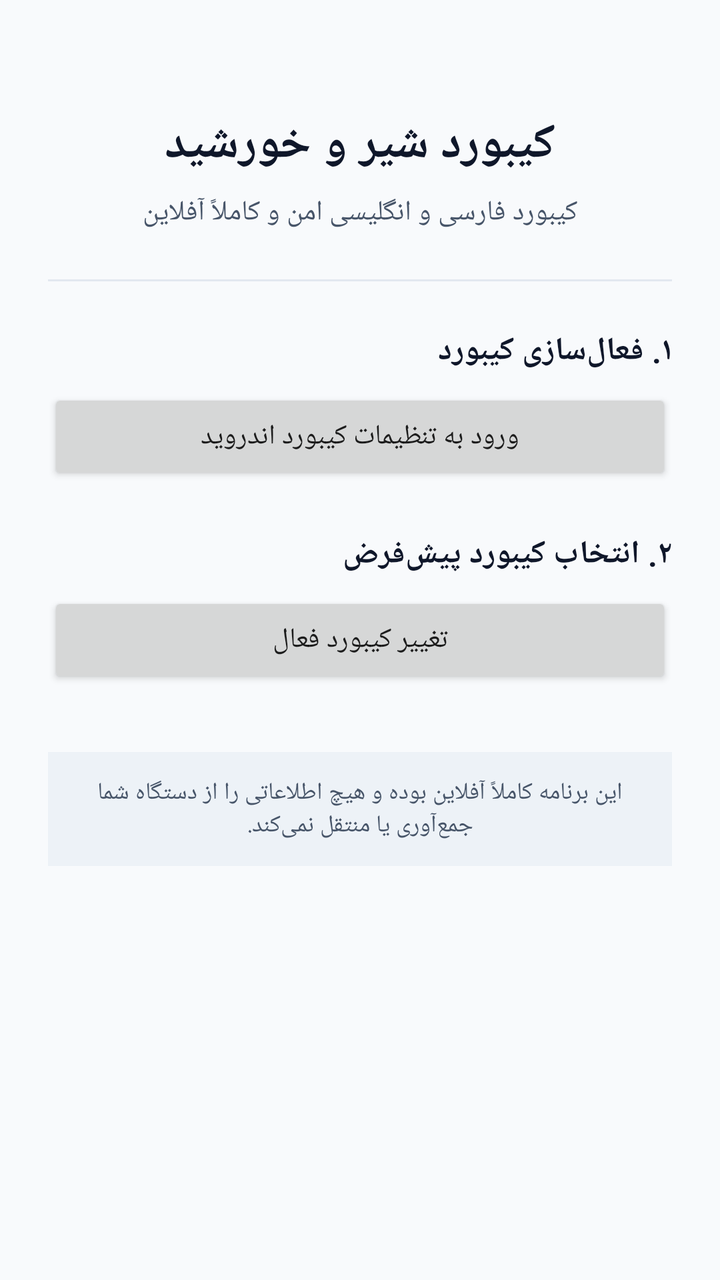
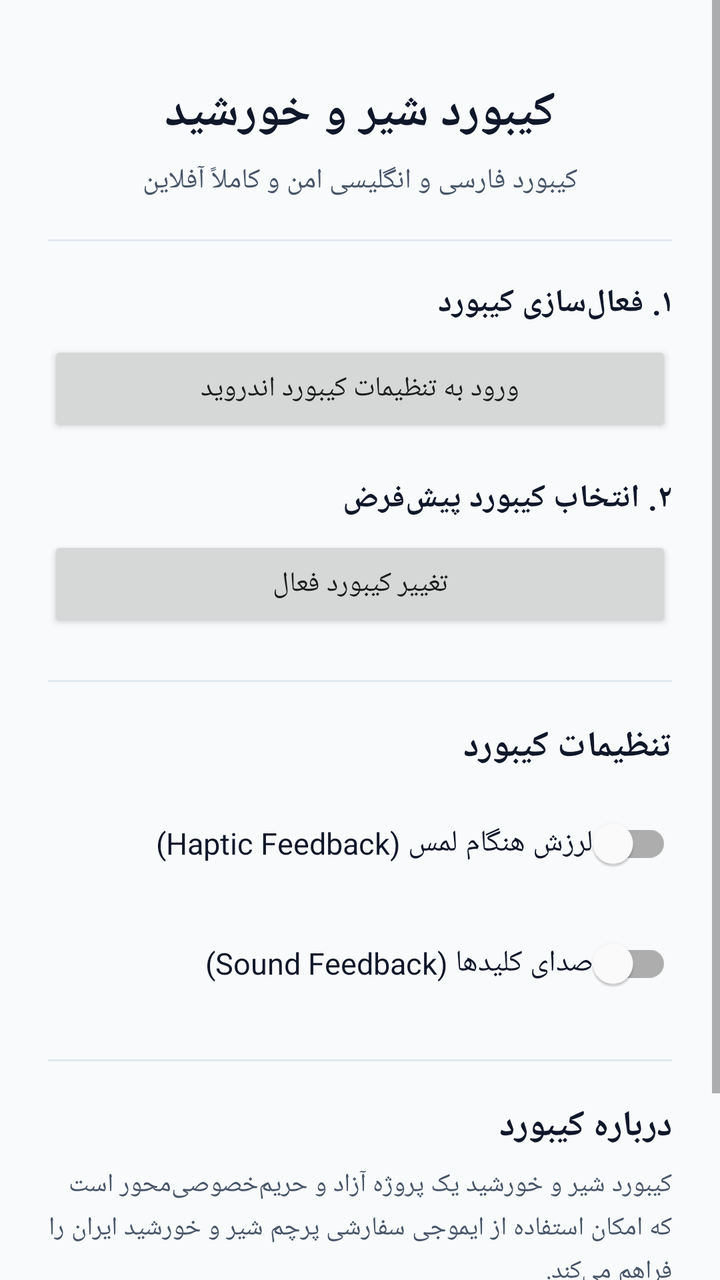

Two renders of the same Android screen: before a commit and after it. Below are the layout's source before the change and the commit's diff.
<!-- AndroidManifest.xml: application theme Theme.ShiroKhorshid -->
<!-- res/layout/activity_main.xml -->
<?xml version="1.0" encoding="utf-8"?>
<ScrollView xmlns:android="http://schemas.android.com/apk/res/android"
    android:layout_width="match_parent"
    android:layout_height="match_parent"
    android:fillViewport="true"
    android:background="@color/background">

    <LinearLayout
        android:layout_width="match_parent"
        android:layout_height="wrap_content"
        android:orientation="vertical"
        android:padding="24dp"
        android:gravity="center_horizontal">

        <TextView
            android:layout_width="wrap_content"
            android:layout_height="wrap_content"
            android:text="@string/welcome_title"
            android:textSize="24sp"
            android:textStyle="bold"
            android:textColor="@color/text_primary"
            android:layout_marginTop="32dp" />

        <TextView
            android:layout_width="wrap_content"
            android:layout_height="wrap_content"
            android:text="@string/welcome_subtitle"
            android:textSize="14sp"
            android:textColor="@color/text_secondary"
            android:layout_marginTop="8dp"
            android:gravity="center" />

        <View
            android:layout_width="match_parent"
            android:layout_height="1dp"
            android:background="#E2E8F0"
            android:layout_marginTop="24dp"
            android:layout_marginBottom="24dp" />

        <TextView
            android:layout_width="match_parent"
            android:layout_height="wrap_content"
            android:text="@string/step_1_title"
            android:textSize="16sp"
            android:textStyle="bold"
            android:textColor="@color/text_primary"
            android:layout_marginBottom="8dp" />

        <Button
            android:id="@+id/btnEnableKeyboard"
            android:layout_width="match_parent"
            android:layout_height="wrap_content"
            android:text="@string/btn_enable_keyboard"
            android:padding="12dp"
            android:layout_marginBottom="24dp" />

        <TextView
            android:layout_width="match_parent"
            android:layout_height="wrap_content"
            android:text="@string/step_2_title"
            android:textSize="16sp"
            android:textStyle="bold"
            android:textColor="@color/text_primary"
            android:layout_marginBottom="8dp" />

        <Button
            android:id="@+id/btnSelectKeyboard"
            android:layout_width="match_parent"
            android:layout_height="wrap_content"
            android:text="@string/btn_select_keyboard"
            android:padding="12dp"
            android:layout_marginBottom="32dp" />

        <TextView
            android:layout_width="match_parent"
            android:layout_height="wrap_content"
            android:text="@string/privacy_notice"
            android:textSize="12sp"
            android:textColor="@color/text_secondary"
            android:gravity="center"
            android:padding="12dp"
            android:background="#EDF2F7" />

    </LinearLayout>
</ScrollView>
<!-- resources referenced by this layout -->
<resources>
  <color name="background">#F8FAFC</color>
  <color name="text_primary">#0F172A</color>
  <color name="text_secondary">#475569</color>
  <string name="btn_enable_keyboard">ورود به تنظیمات کیبورد اندروید</string>
  <string name="btn_select_keyboard">تغییر کیبورد فعال</string>
  <string name="privacy_notice">این برنامه کاملاً آفلاین بوده و هیچ اطلاعاتی را از دستگاه شما جمع‌آوری یا منتقل نمی‌کند.</string>
  <string name="step_1_title">۱. فعال‌سازی کیبورد</string>
  <string name="step_2_title">۲. انتخاب کیبورد پیش‌فرض</string>
  <string name="welcome_subtitle">کیبورد فارسی و انگلیسی امن و کاملاً آفلاین</string>
  <string name="welcome_title">کیبورد شیر و خورشید</string>
  <style name="Theme.ShiroKhorshid" parent="Theme.MaterialComponents.DayNight.NoActionBar">
          <item name="colorPrimary">@color/primary</item>
          <item name="colorPrimaryDark">@color/primary_dark</item>
          <item name="colorAccent">@color/accent</item>
          <item name="android:windowBackground">@color/background</item>
      </style>
  <color name="primary">#1A73E8</color>
  <color name="primary_dark">#1557B0</color>
  <color name="accent">#D97706</color>
</resources>

<!-- the commit's change to res/layout/activity_main.xml (unified diff, before → after) -->
@@ -19,7 +19,7 @@
             android:textSize="24sp"
             android:textStyle="bold"
             android:textColor="@color/text_primary"
-            android:layout_marginTop="32dp" />
+            android:layout_marginTop="16dp" />
 
         <TextView
             android:layout_width="wrap_content"
@@ -34,8 +34,8 @@
             android:layout_width="match_parent"
             android:layout_height="1dp"
             android:background="#E2E8F0"
-            android:layout_marginTop="24dp"
-            android:layout_marginBottom="24dp" />
+            android:layout_marginTop="20dp"
+            android:layout_marginBottom="20dp" />
 
         <TextView
             android:layout_width="match_parent"
@@ -52,7 +52,7 @@
             android:layout_height="wrap_content"
             android:text="@string/btn_enable_keyboard"
             android:padding="12dp"
-            android:layout_marginBottom="24dp" />
+            android:layout_marginBottom="20dp" />
 
         <TextView
             android:layout_width="match_parent"
@@ -69,7 +69,64 @@
             android:layout_height="wrap_content"
             android:text="@string/btn_select_keyboard"
             android:padding="12dp"
-            android:layout_marginBottom="32dp" />
+            android:layout_marginBottom="24dp" />
+
+        <View
+            android:layout_width="match_parent"
+            android:layout_height="1dp"
+            android:background="#E2E8F0"
+            android:layout_marginBottom="20dp" />
+
+        <TextView
+            android:layout_width="match_parent"
+            android:layout_height="wrap_content"
+            android:text="@string/settings_title"
+            android:textSize="18sp"
+            android:textStyle="bold"
+            android:textColor="@color/text_primary"
+            android:layout_marginBottom="12dp" />
+
+        <com.google.android.material.switchmaterial.SwitchMaterial
+            android:id="@+id/switchHaptic"
+            android:layout_width="match_parent"
+            android:layout_height="wrap_content"
+            android:text="@string/setting_haptic_title"
+            android:textColor="@color/text_primary"
+            android:textSize="15sp"
+            android:layout_marginBottom="12dp" />
+
+        <com.google.android.material.switchmaterial.SwitchMaterial
+            android:id="@+id/switchSound"
+            android:layout_width="match_parent"
+            android:layout_height="wrap_content"
+            android:text="@string/setting_sound_title"
+            android:textColor="@color/text_primary"
+            android:textSize="15sp"
+            android:layout_marginBottom="24dp" />
+
+        <View
+            android:layout_width="match_parent"
+            android:layout_height="1dp"
+            android:background="#E2E8F0"
+            android:layout_marginBottom="20dp" />
+
+        <TextView
+            android:layout_width="match_parent"
+            android:layout_height="wrap_content"
+            android:text="@string/about_title"
+            android:textSize="18sp"
+            android:textStyle="bold"
+            android:textColor="@color/text_primary"
+            android:layout_marginBottom="8dp" />
+
+        <TextView
+            android:layout_width="match_parent"
+            android:layout_height="wrap_content"
+            android:text="@string/about_description"
+            android:textSize="13sp"
+            android:textColor="@color/text_secondary"
+            android:lineSpacingExtra="4dp"
+            android:layout_marginBottom="24dp" />
 
         <TextView
             android:layout_width="match_parent"
<!-- resource entries referenced after the edit -->
@@ -3,9 +3,14 @@
   <color name="background">#F8FAFC</color>
   <color name="text_primary">#0F172A</color>
   <color name="text_secondary">#475569</color>
+  <string name="about_description">کیبورد شیر و خورشید یک پروژه آزاد و حریم‌خصوصی‌محور است که امکان استفاده از ایموجی سفارشی پرچم شیر و خورشید ایران را فراهم می‌کند.</string>
+  <string name="about_title">درباره کیبورد</string>
   <string name="btn_enable_keyboard">ورود به تنظیمات کیبورد اندروید</string>
   <string name="btn_select_keyboard">تغییر کیبورد فعال</string>
   <string name="privacy_notice">این برنامه کاملاً آفلاین بوده و هیچ اطلاعاتی را از دستگاه شما جمع‌آوری یا منتقل نمی‌کند.</string>
+  <string name="setting_haptic_title">لرزش هنگام لمس (Haptic Feedback)</string>
+  <string name="setting_sound_title">صدای کلیدها (Sound Feedback)</string>
+  <string name="settings_title">تنظیمات کیبورد</string>
   <string name="step_1_title">۱. فعال‌سازی کیبورد</string>
   <string name="step_2_title">۲. انتخاب کیبورد پیش‌فرض</string>
   <string name="welcome_subtitle">کیبورد فارسی و انگلیسی امن و کاملاً آفلاین</string>
